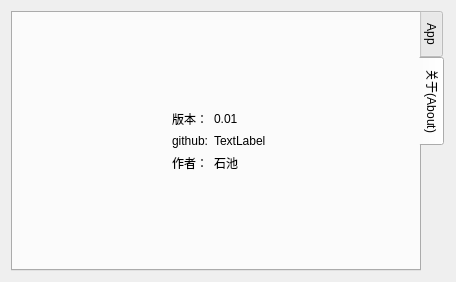
Old version of the form sttg_main/sttg_widget.ui in the repository mackst/SnapToTheGround.
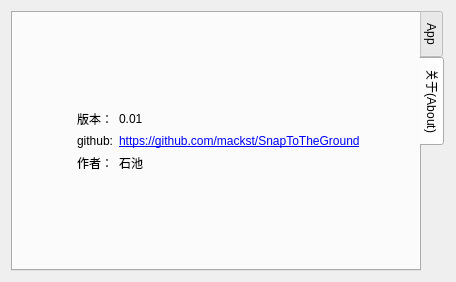
New version of the form. The open tabs and pages were chosen to show the change.

Commit message: 更新github链接

```diff
--- a/sttg_main/sttg_widget.ui
+++ b/sttg_main/sttg_widget.ui
@@ -192,7 +192,10 @@
          <item row="1" column="1">
           <widget class="QLabel" name="label_7">
            <property name="text">
-            <string>TextLabel</string>
+            <string>&lt;a href=&quot;https://github.com/mackst/SnapToTheGround&quot;&gt;https://github.com/mackst/SnapToTheGround&lt;/a&gt;</string>
+           </property>
+           <property name="textFormat">
+            <enum>Qt::AutoText</enum>
            </property>
           </widget>
          </item>
```
